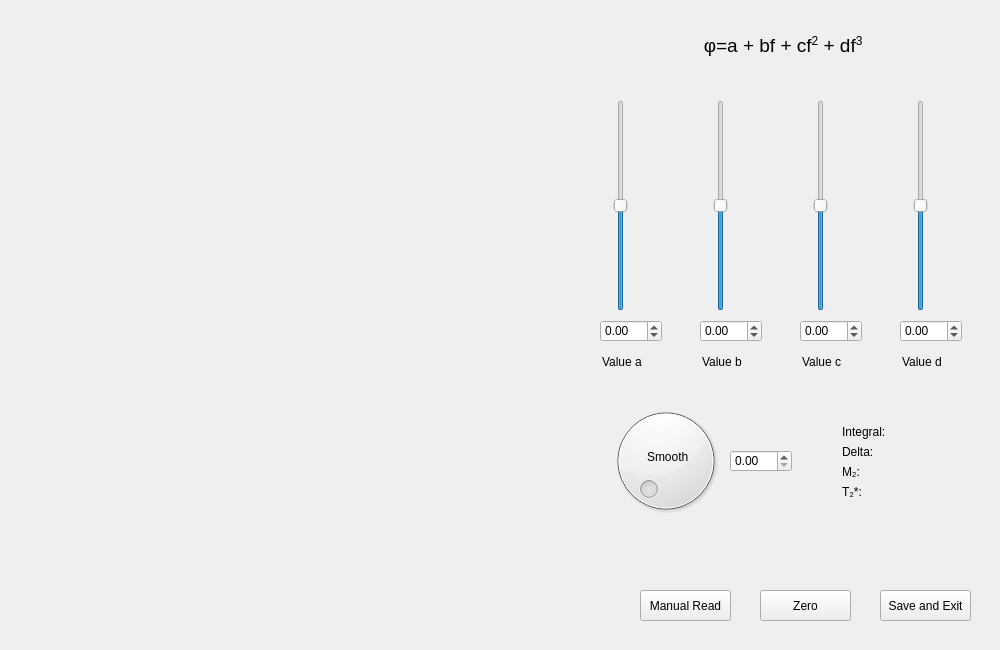
This is PhasingManual.ui in timesama/M2-Approach as Qt 5 draws it before an edit. The edited form follows.
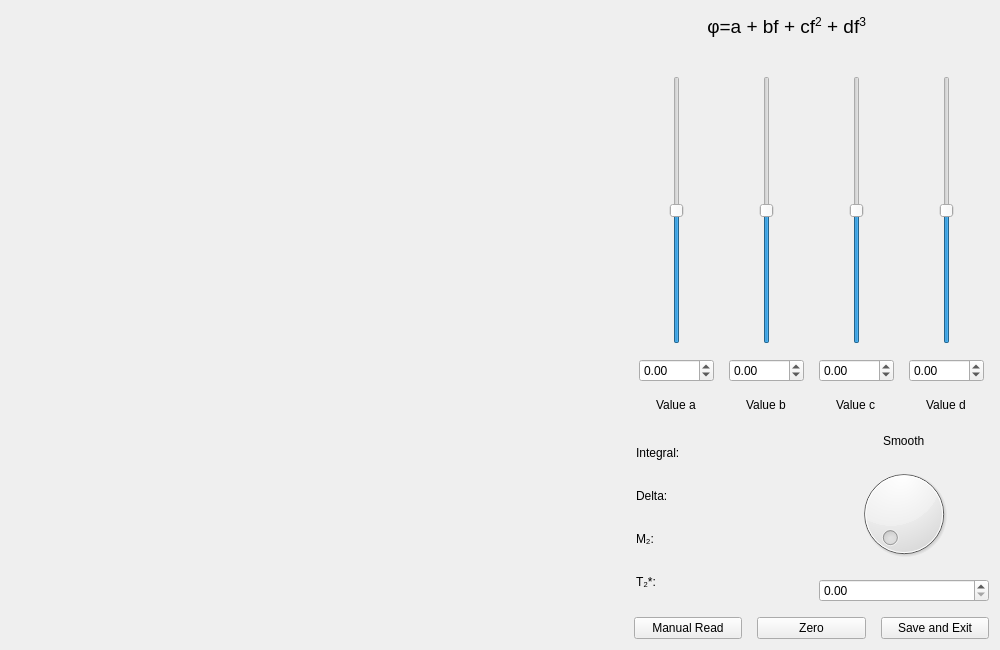
This is the edited form. Custom widgets are drawn as their Qt base class.

Commit message: adjusting manual phasing

Diff of the .ui file:
```diff
--- a/PhasingManual.ui
+++ b/PhasingManual.ui
@@ -25,24 +25,49 @@
   <property name="windowTitle">
    <string>Form</string>
   </property>
+  <property name="layoutDirection">
+   <enum>Qt::LeftToRight</enum>
+  </property>
+  <layout class="QHBoxLayout" name="horizontalLayout_4" stretch="3,1">
+   <property name="spacing">
+    <number>15</number>
+   </property>
+   <item>
   <widget class="PlotWidget" name="PhasingGraph" native="true">
-   <property name="geometry">
-    <rect>
-     <x>20</x>
-     <y>30</y>
-     <width>531</width>
-     <height>601</height>
-    </rect>
-   </property>
-  </widget>
-  <widget class="QTextEdit" name="textEdit_1">
-   <property name="geometry">
-    <rect>
-     <x>590</x>
-     <y>30</y>
-     <width>381</width>
-     <height>41</height>
-    </rect>
+     <property name="sizePolicy">
+      <sizepolicy hsizetype="Expanding" vsizetype="Expanding">
+       <horstretch>0</horstretch>
+       <verstretch>0</verstretch>
+      </sizepolicy>
+     </property>
+     <property name="minimumSize">
+      <size>
+       <width>400</width>
+       <height>400</height>
+      </size>
+     </property>
+    </widget>
+   </item>
+   <item>
+    <layout class="QVBoxLayout" name="verticalLayout_4">
+     <property name="sizeConstraint">
+      <enum>QLayout::SetMinimumSize</enum>
+     </property>
+     <item>
+      <layout class="QVBoxLayout" name="Levers" stretch="1,4">
+       <item>
+        <widget class="QTextEdit" name="formula">
+         <property name="minimumSize">
+          <size>
+           <width>300</width>
+           <height>45</height>
+          </size>
+         </property>
+         <property name="maximumSize">
+          <size>
+           <width>300</width>
+           <height>45</height>
+          </size>
    </property>
    <property name="font">
     <font>
@@ -81,14 +106,182 @@
     <set>Qt::NoTextInteraction</set>
    </property>
   </widget>
+       </item>
+       <item>
+        <layout class="QGridLayout" name="gridLayout" rowminimumheight="4,1,1">
+         <property name="leftMargin">
+          <number>5</number>
+         </property>
+         <property name="topMargin">
+          <number>5</number>
+         </property>
+         <property name="rightMargin">
+          <number>5</number>
+         </property>
+         <property name="bottomMargin">
+          <number>5</number>
+         </property>
+         <item row="0" column="3">
+          <widget class="QSlider" name="verticalSlider_d">
+           <property name="sizePolicy">
+            <sizepolicy hsizetype="Expanding" vsizetype="Expanding">
+             <horstretch>0</horstretch>
+             <verstretch>0</verstretch>
+            </sizepolicy>
+           </property>
+           <property name="cursor">
+            <cursorShape>OpenHandCursor</cursorShape>
+           </property>
+           <property name="minimum">
+            <number>-30</number>
+           </property>
+           <property name="maximum">
+            <number>30</number>
+           </property>
+           <property name="singleStep">
+            <number>1</number>
+           </property>
+           <property name="value">
+            <number>0</number>
+           </property>
+           <property name="orientation">
+            <enum>Qt::Vertical</enum>
+           </property>
+           <property name="invertedControls">
+            <bool>false</bool>
+           </property>
+           <property name="tickPosition">
+            <enum>QSlider::NoTicks</enum>
+           </property>
+           <property name="tickInterval">
+            <number>2</number>
+           </property>
+          </widget>
+         </item>
+         <item row="1" column="1">
+          <widget class="QDoubleSpinBox" name="Box_b">
+           <property name="minimum">
+            <double>-1000.000000000000000</double>
+           </property>
+           <property name="maximum">
+            <double>1000.000000000000000</double>
+           </property>
+          </widget>
+         </item>
+         <item row="1" column="3">
+          <widget class="QDoubleSpinBox" name="Box_d">
+           <property name="minimum">
+            <double>-1000.000000000000000</double>
+           </property>
+           <property name="maximum">
+            <double>1000.000000000000000</double>
+           </property>
+          </widget>
+         </item>
+         <item row="0" column="2">
+          <widget class="QSlider" name="verticalSlider_c">
+           <property name="sizePolicy">
+            <sizepolicy hsizetype="Expanding" vsizetype="Expanding">
+             <horstretch>0</horstretch>
+             <verstretch>0</verstretch>
+            </sizepolicy>
+           </property>
+           <property name="cursor">
+            <cursorShape>OpenHandCursor</cursorShape>
+           </property>
+           <property name="minimum">
+            <number>-30</number>
+           </property>
+           <property name="maximum">
+            <number>30</number>
+           </property>
+           <property name="singleStep">
+            <number>1</number>
+           </property>
+           <property name="value">
+            <number>0</number>
+           </property>
+           <property name="orientation">
+            <enum>Qt::Vertical</enum>
+           </property>
+           <property name="invertedControls">
+            <bool>false</bool>
+           </property>
+           <property name="tickPosition">
+            <enum>QSlider::NoTicks</enum>
+           </property>
+           <property name="tickInterval">
+            <number>2</number>
+           </property>
+          </widget>
+         </item>
+         <item row="1" column="2">
+          <widget class="QDoubleSpinBox" name="Box_c">
+           <property name="minimum">
+            <double>-1000.000000000000000</double>
+           </property>
+           <property name="maximum">
+            <double>1000.000000000000000</double>
+           </property>
+          </widget>
+         </item>
+         <item row="1" column="0">
+          <widget class="QDoubleSpinBox" name="Box_a">
+           <property name="minimum">
+            <double>-1000.000000000000000</double>
+           </property>
+           <property name="maximum">
+            <double>1000.000000000000000</double>
+           </property>
+          </widget>
+         </item>
+         <item row="0" column="1">
+          <widget class="QSlider" name="verticalSlider_b">
+           <property name="sizePolicy">
+            <sizepolicy hsizetype="Expanding" vsizetype="Expanding">
+             <horstretch>0</horstretch>
+             <verstretch>0</verstretch>
+            </sizepolicy>
+           </property>
+           <property name="cursor">
+            <cursorShape>OpenHandCursor</cursorShape>
+           </property>
+           <property name="minimum">
+            <number>-30</number>
+           </property>
+           <property name="maximum">
+            <number>30</number>
+           </property>
+           <property name="singleStep">
+            <number>1</number>
+           </property>
+           <property name="value">
+            <number>0</number>
+           </property>
+           <property name="orientation">
+            <enum>Qt::Vertical</enum>
+           </property>
+           <property name="invertedControls">
+            <bool>false</bool>
+           </property>
+           <property name="tickPosition">
+            <enum>QSlider::NoTicks</enum>
+           </property>
+           <property name="tickInterval">
+            <number>2</number>
+           </property>
+          </widget>
+         </item>
+         <item row="0" column="0">
   <widget class="QSlider" name="verticalSlider_a">
-   <property name="geometry">
-    <rect>
-     <x>600</x>
-     <y>100</y>
-     <width>41</width>
-     <height>211</height>
-    </rect>
+           <property name="sizePolicy">
+            <sizepolicy hsizetype="Expanding" vsizetype="Expanding">
+             <horstretch>0</horstretch>
+             <verstretch>0</verstretch>
+            </sizepolicy>
+           </property>
+           <property name="cursor">
+            <cursorShape>OpenHandCursor</cursorShape>
    </property>
    <property name="minimum">
     <number>-50</number>
@@ -118,181 +311,9 @@
     <number>2</number>
    </property>
   </widget>
-  <widget class="QSlider" name="verticalSlider_b">
-   <property name="geometry">
-    <rect>
-     <x>700</x>
-     <y>100</y>
-     <width>41</width>
-     <height>211</height>
-    </rect>
-   </property>
-   <property name="minimum">
-    <number>-30</number>
-   </property>
-   <property name="maximum">
-    <number>30</number>
-   </property>
-   <property name="singleStep">
-    <number>1</number>
-   </property>
-   <property name="value">
-    <number>0</number>
-   </property>
-   <property name="orientation">
-    <enum>Qt::Vertical</enum>
-   </property>
-   <property name="invertedControls">
-    <bool>false</bool>
-   </property>
-   <property name="tickPosition">
-    <enum>QSlider::NoTicks</enum>
-   </property>
-   <property name="tickInterval">
-    <number>2</number>
-   </property>
-  </widget>
-  <widget class="QSlider" name="verticalSlider_c">
-   <property name="geometry">
-    <rect>
-     <x>800</x>
-     <y>100</y>
-     <width>41</width>
-     <height>211</height>
-    </rect>
-   </property>
-   <property name="minimum">
-    <number>-30</number>
-   </property>
-   <property name="maximum">
-    <number>30</number>
-   </property>
-   <property name="singleStep">
-    <number>1</number>
-   </property>
-   <property name="value">
-    <number>0</number>
-   </property>
-   <property name="orientation">
-    <enum>Qt::Vertical</enum>
-   </property>
-   <property name="invertedControls">
-    <bool>false</bool>
-   </property>
-   <property name="tickPosition">
-    <enum>QSlider::NoTicks</enum>
-   </property>
-   <property name="tickInterval">
-    <number>2</number>
-   </property>
-  </widget>
-  <widget class="QSlider" name="verticalSlider_d">
-   <property name="geometry">
-    <rect>
-     <x>900</x>
-     <y>100</y>
-     <width>41</width>
-     <height>211</height>
-    </rect>
-   </property>
-   <property name="minimum">
-    <number>-30</number>
-   </property>
-   <property name="maximum">
-    <number>30</number>
-   </property>
-   <property name="singleStep">
-    <number>1</number>
-   </property>
-   <property name="value">
-    <number>0</number>
-   </property>
-   <property name="orientation">
-    <enum>Qt::Vertical</enum>
-   </property>
-   <property name="invertedControls">
-    <bool>false</bool>
-   </property>
-   <property name="tickPosition">
-    <enum>QSlider::NoTicks</enum>
-   </property>
-   <property name="tickInterval">
-    <number>2</number>
-   </property>
-  </widget>
-  <widget class="QDoubleSpinBox" name="Box_a">
-   <property name="geometry">
-    <rect>
-     <x>600</x>
-     <y>320</y>
-     <width>62</width>
-     <height>22</height>
-    </rect>
-   </property>
-   <property name="minimum">
-    <double>-1000.000000000000000</double>
-   </property>
-   <property name="maximum">
-    <double>1000.000000000000000</double>
-   </property>
-  </widget>
-  <widget class="QDoubleSpinBox" name="Box_b">
-   <property name="geometry">
-    <rect>
-     <x>700</x>
-     <y>320</y>
-     <width>62</width>
-     <height>22</height>
-    </rect>
-   </property>
-   <property name="minimum">
-    <double>-1000.000000000000000</double>
-   </property>
-   <property name="maximum">
-    <double>1000.000000000000000</double>
-   </property>
-  </widget>
-  <widget class="QDoubleSpinBox" name="Box_c">
-   <property name="geometry">
-    <rect>
-     <x>800</x>
-     <y>320</y>
-     <width>62</width>
-     <height>22</height>
-    </rect>
-   </property>
-   <property name="minimum">
-    <double>-1000.000000000000000</double>
-   </property>
-   <property name="maximum">
-    <double>1000.000000000000000</double>
-   </property>
-  </widget>
-  <widget class="QDoubleSpinBox" name="Box_d">
-   <property name="geometry">
-    <rect>
-     <x>900</x>
-     <y>320</y>
-     <width>62</width>
-     <height>22</height>
-    </rect>
-   </property>
-   <property name="minimum">
-    <double>-1000.000000000000000</double>
-   </property>
-   <property name="maximum">
-    <double>1000.000000000000000</double>
-   </property>
-  </widget>
+         </item>
+         <item row="2" column="0">
   <widget class="QLineEdit" name="lineEdit">
-   <property name="geometry">
-    <rect>
-     <x>600</x>
-     <y>350</y>
-     <width>51</width>
-     <height>23</height>
-    </rect>
-   </property>
    <property name="cursor">
     <cursorShape>ArrowCursor</cursorShape>
    </property>
@@ -311,16 +332,13 @@
    <property name="frame">
     <bool>false</bool>
    </property>
-  </widget>
+           <property name="alignment">
+            <set>Qt::AlignCenter</set>
+           </property>
+          </widget>
+         </item>
+         <item row="2" column="1">
   <widget class="QLineEdit" name="lineEdit_2">
-   <property name="geometry">
-    <rect>
-     <x>700</x>
-     <y>350</y>
-     <width>51</width>
-     <height>23</height>
-    </rect>
-   </property>
    <property name="cursor">
     <cursorShape>ArrowCursor</cursorShape>
    </property>
@@ -339,16 +357,13 @@
    <property name="frame">
     <bool>false</bool>
    </property>
-  </widget>
+           <property name="alignment">
+            <set>Qt::AlignCenter</set>
+           </property>
+          </widget>
+         </item>
+         <item row="2" column="2">
   <widget class="QLineEdit" name="lineEdit_3">
-   <property name="geometry">
-    <rect>
-     <x>800</x>
-     <y>350</y>
-     <width>51</width>
-     <height>23</height>
-    </rect>
-   </property>
    <property name="cursor">
     <cursorShape>ArrowCursor</cursorShape>
    </property>
@@ -367,16 +382,13 @@
    <property name="frame">
     <bool>false</bool>
    </property>
-  </widget>
+           <property name="alignment">
+            <set>Qt::AlignCenter</set>
+           </property>
+          </widget>
+         </item>
+         <item row="2" column="3">
   <widget class="QLineEdit" name="lineEdit_4">
-   <property name="geometry">
-    <rect>
-     <x>900</x>
-     <y>350</y>
-     <width>51</width>
-     <height>23</height>
-    </rect>
-   </property>
    <property name="cursor">
     <cursorShape>ArrowCursor</cursorShape>
    </property>
@@ -395,16 +407,138 @@
    <property name="frame">
     <bool>false</bool>
    </property>
-  </widget>
+           <property name="alignment">
+            <set>Qt::AlignCenter</set>
+           </property>
+          </widget>
+         </item>
+        </layout>
+       </item>
+      </layout>
+     </item>
+     <item>
+      <layout class="QHBoxLayout" name="Smooth">
+       <item>
+        <layout class="QVBoxLayout" name="verticalLayout_2">
+         <item>
+          <widget class="QLineEdit" name="Integral">
+           <property name="cursor">
+            <cursorShape>ArrowCursor</cursorShape>
+           </property>
+           <property name="mouseTracking">
+            <bool>false</bool>
+           </property>
+           <property name="focusPolicy">
+            <enum>Qt::NoFocus</enum>
+           </property>
+           <property name="styleSheet">
+            <string notr="true">background: transparent</string>
+           </property>
+           <property name="text">
+            <string>Integral:</string>
+           </property>
+           <property name="frame">
+            <bool>false</bool>
+           </property>
+          </widget>
+         </item>
+         <item>
+          <widget class="QLineEdit" name="Delta">
+           <property name="cursor">
+            <cursorShape>ArrowCursor</cursorShape>
+           </property>
+           <property name="mouseTracking">
+            <bool>false</bool>
+           </property>
+           <property name="focusPolicy">
+            <enum>Qt::NoFocus</enum>
+           </property>
+           <property name="styleSheet">
+            <string notr="true">background: transparent</string>
+           </property>
+           <property name="text">
+            <string>Delta:</string>
+           </property>
+           <property name="frame">
+            <bool>false</bool>
+           </property>
+          </widget>
+         </item>
+         <item>
+          <widget class="QLineEdit" name="M2">
+           <property name="cursor">
+            <cursorShape>ArrowCursor</cursorShape>
+           </property>
+           <property name="mouseTracking">
+            <bool>false</bool>
+           </property>
+           <property name="focusPolicy">
+            <enum>Qt::NoFocus</enum>
+           </property>
+           <property name="styleSheet">
+            <string notr="true">background: transparent</string>
+           </property>
+           <property name="text">
+            <string>M₂:</string>
+           </property>
+           <property name="frame">
+            <bool>false</bool>
+           </property>
+          </widget>
+         </item>
+         <item>
+          <widget class="QLineEdit" name="T2">
+           <property name="cursor">
+            <cursorShape>ArrowCursor</cursorShape>
+           </property>
+           <property name="mouseTracking">
+            <bool>false</bool>
+           </property>
+           <property name="focusPolicy">
+            <enum>Qt::NoFocus</enum>
+           </property>
+           <property name="styleSheet">
+            <string notr="true">background: transparent</string>
+           </property>
+           <property name="text">
+            <string>T₂*:</string>
+           </property>
+           <property name="frame">
+            <bool>false</bool>
+           </property>
+          </widget>
+         </item>
+        </layout>
+       </item>
+       <item>
+        <layout class="QVBoxLayout" name="verticalLayout_3">
+         <item>
+          <widget class="QLineEdit" name="lineEdit_5">
+           <property name="cursor">
+            <cursorShape>ArrowCursor</cursorShape>
+           </property>
+           <property name="mouseTracking">
+            <bool>false</bool>
+           </property>
+           <property name="focusPolicy">
+            <enum>Qt::NoFocus</enum>
+           </property>
+           <property name="styleSheet">
+            <string notr="true">background: transparent</string>
+           </property>
+           <property name="text">
+            <string>Smooth</string>
+           </property>
+           <property name="frame">
+            <bool>false</bool>
+           </property>
+           <property name="alignment">
+            <set>Qt::AlignCenter</set>
+           </property>
+          </widget>
+         </item>
+         <item>
   <widget class="QDial" name="dial">
-   <property name="geometry">
-    <rect>
-     <x>600</x>
-     <y>400</y>
-     <width>131</width>
-     <height>121</height>
-    </rect>
-   </property>
    <property name="cursor">
     <cursorShape>PointingHandCursor</cursorShape>
    </property>
@@ -415,198 +549,46 @@
     <enum>Qt::Horizontal</enum>
    </property>
   </widget>
-  <widget class="QLineEdit" name="lineEdit_5">
-   <property name="geometry">
-    <rect>
-     <x>645</x>
-     <y>445</y>
-     <width>51</width>
-     <height>23</height>
-    </rect>
-   </property>
-   <property name="cursor">
-    <cursorShape>ArrowCursor</cursorShape>
-   </property>
-   <property name="mouseTracking">
-    <bool>false</bool>
-   </property>
-   <property name="focusPolicy">
-    <enum>Qt::NoFocus</enum>
-   </property>
-   <property name="styleSheet">
-    <string notr="true">background: transparent</string>
-   </property>
-   <property name="text">
-    <string>Smooth</string>
-   </property>
-   <property name="frame">
-    <bool>false</bool>
-   </property>
-  </widget>
-  <widget class="QLineEdit" name="Delta">
-   <property name="geometry">
-    <rect>
-     <x>840</x>
-     <y>440</y>
-     <width>141</width>
-     <height>23</height>
-    </rect>
-   </property>
-   <property name="cursor">
-    <cursorShape>ArrowCursor</cursorShape>
-   </property>
-   <property name="mouseTracking">
-    <bool>false</bool>
-   </property>
-   <property name="focusPolicy">
-    <enum>Qt::NoFocus</enum>
-   </property>
-   <property name="styleSheet">
-    <string notr="true">background: transparent</string>
-   </property>
-   <property name="text">
-    <string>Delta:</string>
-   </property>
-   <property name="frame">
-    <bool>false</bool>
-   </property>
-  </widget>
-  <widget class="QLineEdit" name="Integral">
-   <property name="geometry">
-    <rect>
-     <x>840</x>
-     <y>420</y>
-     <width>141</width>
-     <height>23</height>
-    </rect>
-   </property>
-   <property name="cursor">
-    <cursorShape>ArrowCursor</cursorShape>
-   </property>
-   <property name="mouseTracking">
-    <bool>false</bool>
-   </property>
-   <property name="focusPolicy">
-    <enum>Qt::NoFocus</enum>
-   </property>
-   <property name="styleSheet">
-    <string notr="true">background: transparent</string>
-   </property>
-   <property name="text">
-    <string>Integral:</string>
-   </property>
-   <property name="frame">
-    <bool>false</bool>
-   </property>
-  </widget>
+         </item>
+         <item>
   <widget class="QDoubleSpinBox" name="Box_smooth">
-   <property name="geometry">
-    <rect>
-     <x>730</x>
-     <y>450</y>
-     <width>62</width>
-     <height>22</height>
-    </rect>
-   </property>
    <property name="maximum">
     <double>1000.000000000000000</double>
    </property>
   </widget>
-  <widget class="QPushButton" name="pushButton">
-   <property name="geometry">
-    <rect>
-     <x>880</x>
-     <y>590</y>
-     <width>91</width>
-     <height>31</height>
-    </rect>
-   </property>
-   <property name="text">
-    <string>Save and Exit</string>
-   </property>
-  </widget>
-  <widget class="QPushButton" name="pushButton_2">
-   <property name="geometry">
-    <rect>
-     <x>760</x>
-     <y>590</y>
-     <width>91</width>
-     <height>31</height>
-    </rect>
-   </property>
-   <property name="text">
-    <string>Zero</string>
-   </property>
-  </widget>
+         </item>
+        </layout>
+       </item>
+      </layout>
+     </item>
+     <item>
+      <layout class="QHBoxLayout" name="Buttons">
+       <item>
   <widget class="QPushButton" name="pushButton_3">
-   <property name="geometry">
-    <rect>
-     <x>640</x>
-     <y>590</y>
-     <width>91</width>
-     <height>31</height>
-    </rect>
-   </property>
    <property name="text">
     <string>Manual Read</string>
    </property>
   </widget>
-  <widget class="QLineEdit" name="M2">
-   <property name="geometry">
-    <rect>
-     <x>840</x>
-     <y>460</y>
-     <width>141</width>
-     <height>23</height>
-    </rect>
-   </property>
-   <property name="cursor">
-    <cursorShape>ArrowCursor</cursorShape>
-   </property>
-   <property name="mouseTracking">
-    <bool>false</bool>
-   </property>
-   <property name="focusPolicy">
-    <enum>Qt::NoFocus</enum>
-   </property>
-   <property name="styleSheet">
-    <string notr="true">background: transparent</string>
-   </property>
+       </item>
+       <item>
+        <widget class="QPushButton" name="pushButton_2">
    <property name="text">
-    <string>M₂:</string>
-   </property>
-   <property name="frame">
-    <bool>false</bool>
-   </property>
-  </widget>
-  <widget class="QLineEdit" name="T2">
-   <property name="geometry">
-    <rect>
-     <x>840</x>
-     <y>480</y>
-     <width>141</width>
-     <height>23</height>
-    </rect>
-   </property>
-   <property name="cursor">
-    <cursorShape>ArrowCursor</cursorShape>
-   </property>
-   <property name="mouseTracking">
-    <bool>false</bool>
-   </property>
-   <property name="focusPolicy">
-    <enum>Qt::NoFocus</enum>
-   </property>
-   <property name="styleSheet">
-    <string notr="true">background: transparent</string>
-   </property>
+          <string>Zero</string>
+         </property>
+        </widget>
+       </item>
+       <item>
+        <widget class="QPushButton" name="pushButton">
    <property name="text">
-    <string>T₂*:</string>
-   </property>
-   <property name="frame">
-    <bool>false</bool>
-   </property>
-  </widget>
+          <string>Save and Exit</string>
+         </property>
+        </widget>
+       </item>
+      </layout>
+     </item>
+    </layout>
+   </item>
+  </layout>
  </widget>
  <customwidgets>
   <customwidget>
```
Left out of the diff: 2 changed lines with no effect on the pictures. Lines whose indentation alone changed are shown as unchanged. The commit also changes 7 other files.
